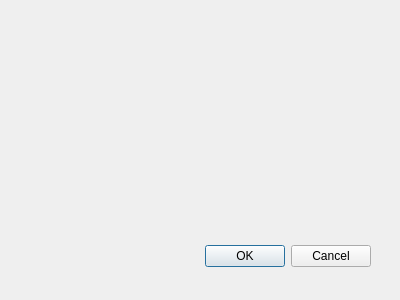
Qt form lib/LBDatabase/src/lbdatabaseexporter/src/mainwindow/views/functioneditor.ui (lbproductions/ProjectStatsMigration) before a commit.
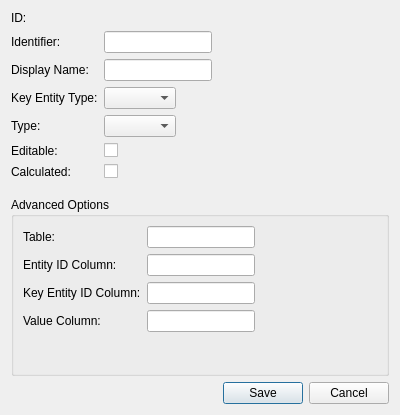
The same form after that commit.

Commit message: Edit von Attributen überarbeitet und mit Edit von Funktionen angefangen

The edit to the form file:
```diff
--- a/lib/LBDatabase/src/lbdatabaseexporter/src/mainwindow/views/functioneditor.ui
+++ b/lib/LBDatabase/src/lbdatabaseexporter/src/mainwindow/views/functioneditor.ui
@@ -9,28 +9,177 @@
     <x>0</x>
     <y>0</y>
     <width>400</width>
-    <height>300</height>
+    <height>415</height>
    </rect>
   </property>
   <property name="windowTitle">
    <string>Dialog</string>
   </property>
-  <widget class="QDialogButtonBox" name="buttonBox">
-   <property name="geometry">
-    <rect>
-     <x>30</x>
-     <y>240</y>
-     <width>341</width>
-     <height>32</height>
-    </rect>
-   </property>
-   <property name="orientation">
-    <enum>Qt::Horizontal</enum>
-   </property>
-   <property name="standardButtons">
-    <set>QDialogButtonBox::Cancel|QDialogButtonBox::Ok</set>
-   </property>
-  </widget>
+  <layout class="QVBoxLayout" name="verticalLayout">
+   <item>
+    <layout class="QFormLayout" name="formLayout">
+     <property name="fieldGrowthPolicy">
+      <enum>QFormLayout::FieldsStayAtSizeHint</enum>
+     </property>
+     <item row="0" column="0">
+      <widget class="QLabel" name="label">
+       <property name="text">
+        <string>ID:</string>
+       </property>
+      </widget>
+     </item>
+     <item row="0" column="1">
+      <widget class="QLabel" name="labelId">
+       <property name="text">
+        <string/>
+       </property>
+      </widget>
+     </item>
+     <item row="1" column="0">
+      <widget class="QLabel" name="label_3">
+       <property name="text">
+        <string>Identifier:</string>
+       </property>
+      </widget>
+     </item>
+     <item row="1" column="1">
+      <widget class="QLineEdit" name="lineEditIdentifier"/>
+     </item>
+     <item row="2" column="0">
+      <widget class="QLabel" name="label_4">
+       <property name="text">
+        <string>Display Name:</string>
+       </property>
+      </widget>
+     </item>
+     <item row="2" column="1">
+      <widget class="QLineEdit" name="lineEditDisplayName"/>
+     </item>
+     <item row="3" column="0">
+      <widget class="QLabel" name="label_2">
+       <property name="text">
+        <string>Key Entity Type:</string>
+       </property>
+      </widget>
+     </item>
+     <item row="3" column="1">
+      <widget class="QComboBox" name="comboBoxKeyEntityType"/>
+     </item>
+     <item row="4" column="0">
+      <widget class="QLabel" name="label_5">
+       <property name="text">
+        <string>Type:</string>
+       </property>
+      </widget>
+     </item>
+     <item row="4" column="1">
+      <widget class="QComboBox" name="comboBoxType"/>
+     </item>
+     <item row="5" column="0">
+      <widget class="QLabel" name="label_6">
+       <property name="text">
+        <string>Editable:</string>
+       </property>
+      </widget>
+     </item>
+     <item row="5" column="1">
+      <widget class="QCheckBox" name="checkBoxEditable">
+       <property name="text">
+        <string/>
+       </property>
+      </widget>
+     </item>
+     <item row="6" column="0">
+      <widget class="QLabel" name="label_7">
+       <property name="text">
+        <string>Calculated:</string>
+       </property>
+      </widget>
+     </item>
+     <item row="6" column="1">
+      <widget class="QCheckBox" name="checkBoxCalculated">
+       <property name="text">
+        <string/>
+       </property>
+      </widget>
+     </item>
+    </layout>
+   </item>
+   <item>
+    <widget class="QGroupBox" name="groupBox">
+     <property name="title">
+      <string>Advanced Options</string>
+     </property>
+     <layout class="QFormLayout" name="formLayout_3">
+      <property name="fieldGrowthPolicy">
+       <enum>QFormLayout::FieldsStayAtSizeHint</enum>
+      </property>
+      <item row="0" column="0">
+       <widget class="QLabel" name="label_8">
+        <property name="text">
+         <string>Table:</string>
+        </property>
+       </widget>
+      </item>
+      <item row="1" column="0">
+       <widget class="QLabel" name="label_9">
+        <property name="text">
+         <string>Entity ID Column:</string>
+        </property>
+       </widget>
+      </item>
+      <item row="2" column="0">
+       <widget class="QLabel" name="label_10">
+        <property name="text">
+         <string>Key Entity ID Column:</string>
+        </property>
+       </widget>
+      </item>
+      <item row="3" column="0">
+       <widget class="QLabel" name="label_11">
+        <property name="text">
+         <string>Value Column:</string>
+        </property>
+       </widget>
+      </item>
+      <item row="0" column="1">
+       <widget class="QLineEdit" name="lineEditTableName">
+        <property name="enabled">
+         <bool>true</bool>
+        </property>
+       </widget>
+      </item>
+      <item row="1" column="1">
+       <widget class="QLineEdit" name="lineEditEntityIdColumnName">
+        <property name="enabled">
+         <bool>true</bool>
+        </property>
+       </widget>
+      </item>
+      <item row="2" column="1">
+       <widget class="QLineEdit" name="lineEditKeyEntityIdColumnName">
+        <property name="enabled">
+         <bool>true</bool>
+        </property>
+       </widget>
+      </item>
+      <item row="3" column="1">
+       <widget class="QLineEdit" name="lineEditValueColumnName"/>
+      </item>
+     </layout>
+    </widget>
+   </item>
+   <item>
+    <widget class="QDialogButtonBox" name="buttonBox">
+     <property name="orientation">
+      <enum>Qt::Horizontal</enum>
+     </property>
+     <property name="standardButtons">
+      <set>QDialogButtonBox::Cancel|QDialogButtonBox::Save</set>
+     </property>
+    </widget>
+   </item>
+  </layout>
  </widget>
  <pixmapfunction/>
  <resources/>
```
Left out of the diff: 5 changed lines with no effect on the pictures. The commit also changes 16 other files.
